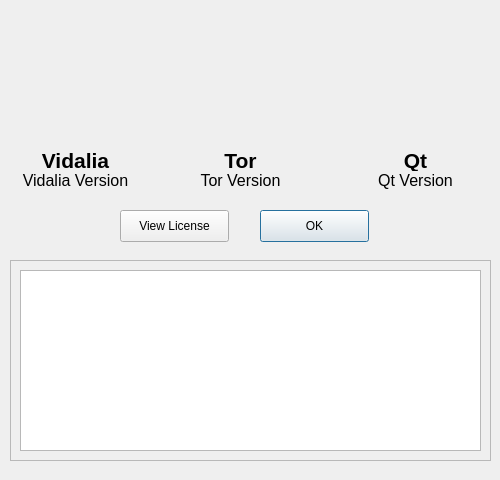
a-ilin/vidalia, file src/gui/aboutdialog/aboutdialog.ui: the form before one commit.
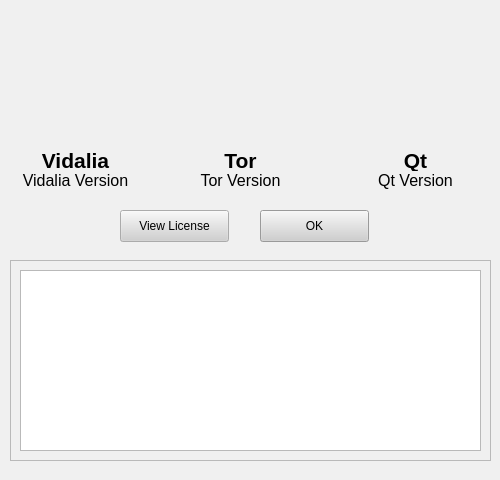
The form after the commit. Icons and pictures are not drawn.

Diff of the .ui file:
```diff
--- a/src/gui/aboutdialog/aboutdialog.ui
+++ b/src/gui/aboutdialog/aboutdialog.ui
@@ -35,6 +35,271 @@
     <height>480</height>
    </size>
   </property>
+  <property name="palette" >
+   <palette>
+    <active>
+     <color>
+      <red>0</red>
+      <green>0</green>
+      <blue>0</blue>
+     </color>
+     <color>
+      <red>208</red>
+      <green>208</green>
+      <blue>208</blue>
+     </color>
+     <color>
+      <red>255</red>
+      <green>255</green>
+      <blue>255</blue>
+     </color>
+     <color>
+      <red>231</red>
+      <green>231</green>
+      <blue>231</blue>
+     </color>
+     <color>
+      <red>104</red>
+      <green>104</green>
+      <blue>104</blue>
+     </color>
+     <color>
+      <red>139</red>
+      <green>139</green>
+      <blue>139</blue>
+     </color>
+     <color>
+      <red>0</red>
+      <green>0</green>
+      <blue>0</blue>
+     </color>
+     <color>
+      <red>255</red>
+      <green>255</green>
+      <blue>255</blue>
+     </color>
+     <color>
+      <red>0</red>
+      <green>0</green>
+      <blue>0</blue>
+     </color>
+     <color>
+      <red>255</red>
+      <green>255</green>
+      <blue>255</blue>
+     </color>
+     <color>
+      <red>240</red>
+      <green>240</green>
+      <blue>240</blue>
+     </color>
+     <color>
+      <red>0</red>
+      <green>0</green>
+      <blue>0</blue>
+     </color>
+     <color>
+      <red>0</red>
+      <green>0</green>
+      <blue>128</blue>
+     </color>
+     <color>
+      <red>255</red>
+      <green>255</green>
+      <blue>255</blue>
+     </color>
+     <color>
+      <red>0</red>
+      <green>0</green>
+      <blue>255</blue>
+     </color>
+     <color>
+      <red>255</red>
+      <green>0</green>
+      <blue>255</blue>
+     </color>
+     <color>
+      <red>231</red>
+      <green>231</green>
+      <blue>231</blue>
+     </color>
+    </active>
+    <inactive>
+     <color>
+      <red>0</red>
+      <green>0</green>
+      <blue>0</blue>
+     </color>
+     <color>
+      <red>208</red>
+      <green>208</green>
+      <blue>208</blue>
+     </color>
+     <color>
+      <red>255</red>
+      <green>255</green>
+      <blue>255</blue>
+     </color>
+     <color>
+      <red>231</red>
+      <green>231</green>
+      <blue>231</blue>
+     </color>
+     <color>
+      <red>104</red>
+      <green>104</green>
+      <blue>104</blue>
+     </color>
+     <color>
+      <red>139</red>
+      <green>139</green>
+      <blue>139</blue>
+     </color>
+     <color>
+      <red>0</red>
+      <green>0</green>
+      <blue>0</blue>
+     </color>
+     <color>
+      <red>255</red>
+      <green>255</green>
+      <blue>255</blue>
+     </color>
+     <color>
+      <red>0</red>
+      <green>0</green>
+      <blue>0</blue>
+     </color>
+     <color>
+      <red>255</red>
+      <green>255</green>
+      <blue>255</blue>
+     </color>
+     <color>
+      <red>240</red>
+      <green>240</green>
+      <blue>240</blue>
+     </color>
+     <color>
+      <red>0</red>
+      <green>0</green>
+      <blue>0</blue>
+     </color>
+     <color>
+      <red>192</red>
+      <green>192</green>
+      <blue>192</blue>
+     </color>
+     <color>
+      <red>0</red>
+      <green>0</green>
+      <blue>0</blue>
+     </color>
+     <color>
+      <red>0</red>
+      <green>0</green>
+      <blue>255</blue>
+     </color>
+     <color>
+      <red>255</red>
+      <green>0</green>
+      <blue>255</blue>
+     </color>
+     <color>
+      <red>231</red>
+      <green>231</green>
+      <blue>231</blue>
+     </color>
+    </inactive>
+    <disabled>
+     <color>
+      <red>104</red>
+      <green>104</green>
+      <blue>104</blue>
+     </color>
+     <color>
+      <red>208</red>
+      <green>208</green>
+      <blue>208</blue>
+     </color>
+     <color>
+      <red>255</red>
+      <green>255</green>
+      <blue>255</blue>
+     </color>
+     <color>
+      <red>231</red>
+      <green>231</green>
+      <blue>231</blue>
+     </color>
+     <color>
+      <red>104</red>
+      <green>104</green>
+      <blue>104</blue>
+     </color>
+     <color>
+      <red>139</red>
+      <green>139</green>
+      <blue>139</blue>
+     </color>
+     <color>
+      <red>104</red>
+      <green>104</green>
+      <blue>104</blue>
+     </color>
+     <color>
+      <red>255</red>
+      <green>255</green>
+      <blue>255</blue>
+     </color>
+     <color>
+      <red>104</red>
+      <green>104</green>
+      <blue>104</blue>
+     </color>
+     <color>
+      <red>240</red>
+      <green>240</green>
+      <blue>240</blue>
+     </color>
+     <color>
+      <red>240</red>
+      <green>240</green>
+      <blue>240</blue>
+     </color>
+     <color>
+      <red>0</red>
+      <green>0</green>
+      <blue>0</blue>
+     </color>
+     <color>
+      <red>0</red>
+      <green>0</green>
+      <blue>128</blue>
+     </color>
+     <color>
+      <red>255</red>
+      <green>255</green>
+      <blue>255</blue>
+     </color>
+     <color>
+      <red>0</red>
+      <green>0</green>
+      <blue>255</blue>
+     </color>
+     <color>
+      <red>255</red>
+      <green>0</green>
+      <blue>255</blue>
+     </color>
+     <color>
+      <red>231</red>
+      <green>231</green>
+      <blue>231</blue>
+     </color>
+    </disabled>
+   </palette>
+  </property>
   <property name="contextMenuPolicy" >
    <enum>Qt::NoContextMenu</enum>
   </property>
```
Left out of the diff: 314 changed lines with no effect on the pictures.
